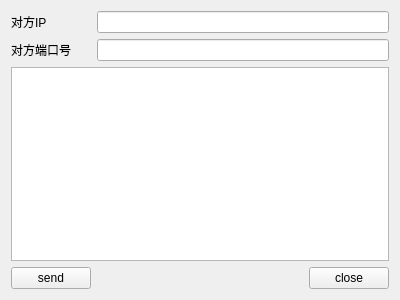
zhenyusu/qt_study_project02, file day04/02UDP_Review/udpwidget.ui: the form before one commit.
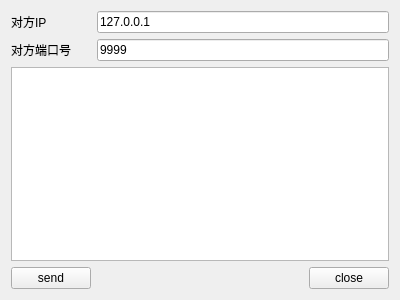
The form after the commit.

Diff of the .ui file:
```diff
--- a/day04/02UDP_Review/udpwidget.ui
+++ b/day04/02UDP_Review/udpwidget.ui
@@ -36,7 +36,11 @@
     </widget>
    </item>
    <item row="0" column="1" colspan="2">
-    <widget class="QLineEdit" name="lineEditIP"/>
+    <widget class="QLineEdit" name="lineEditIP">
+     <property name="text">
+      <string>127.0.0.1</string>
+     </property>
+    </widget>
    </item>
    <item row="1" column="0">
     <widget class="QLabel" name="labelPort">
@@ -46,7 +50,11 @@
     </widget>
    </item>
    <item row="1" column="1" colspan="2">
-    <widget class="QLineEdit" name="lineEditPort"/>
+    <widget class="QLineEdit" name="lineEditPort">
+     <property name="text">
+      <string>9999</string>
+     </property>
+    </widget>
    </item>
    <item row="3" column="1">
     <spacer name="horizontalSpacer">
```
